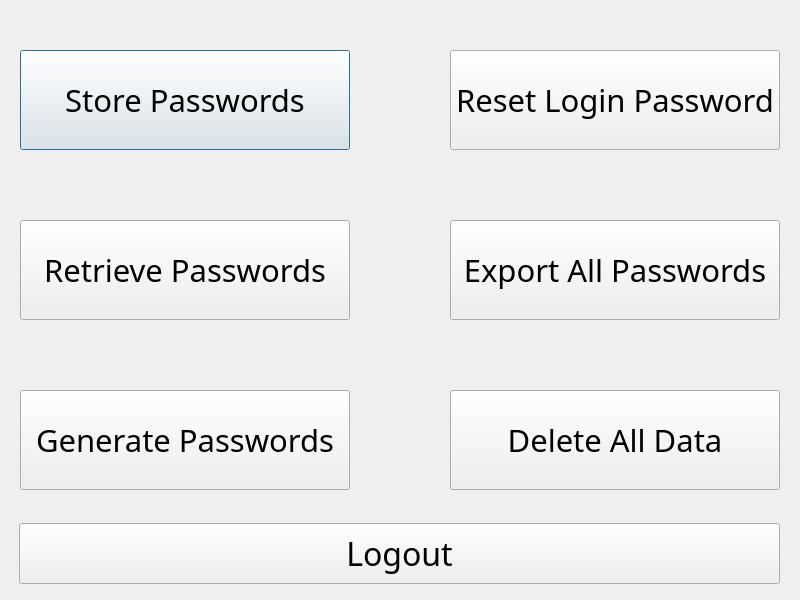
Old version of the form passwordmanagementbuttons.ui in the repository TheTallProgrammer/Password-Manager.
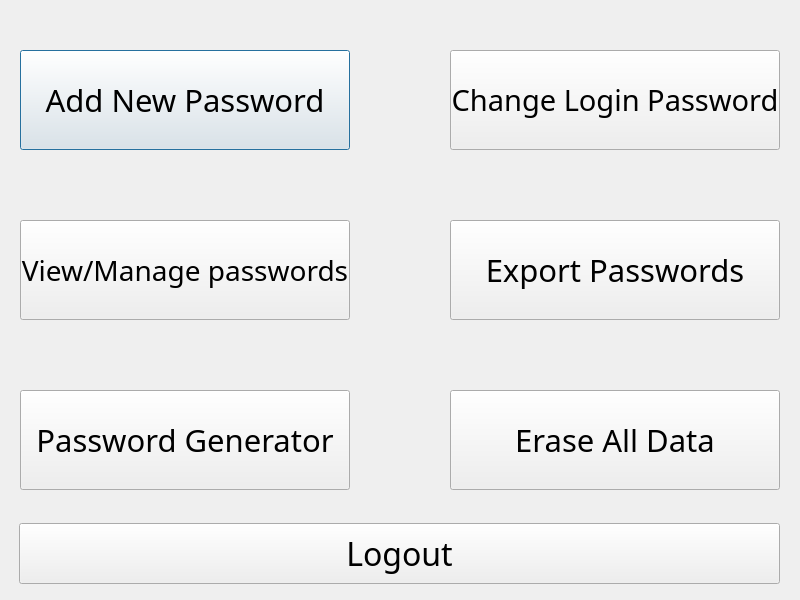
New version of the form.

Diff of the .ui file:
```diff
--- a/passwordmanagementbuttons.ui
+++ b/passwordmanagementbuttons.ui
@@ -35,7 +35,7 @@
     </font>
    </property>
    <property name="text">
-    <string>Store Passwords</string>
+    <string>Add New Password</string>
    </property>
   </widget>
   <widget class="QPushButton" name="retrievePass">
@@ -50,11 +50,11 @@
    <property name="font">
     <font>
      <family>Bahnschrift Light</family>
-     <pointsize>23</pointsize>
+     <pointsize>21</pointsize>
     </font>
    </property>
    <property name="text">
-    <string>Retrieve Passwords</string>
+    <string>View/Manage passwords</string>
    </property>
   </widget>
   <widget class="QPushButton" name="genPass">
@@ -73,7 +73,7 @@
     </font>
    </property>
    <property name="text">
-    <string>Generate Passwords</string>
+    <string>Password Generator</string>
    </property>
   </widget>
   <widget class="QPushButton" name="exportPassButton">
@@ -92,7 +92,7 @@
     </font>
    </property>
    <property name="text">
-    <string>Export All Passwords</string>
+    <string>Export Passwords</string>
    </property>
   </widget>
   <widget class="QPushButton" name="resetLoginButton">
@@ -107,11 +107,11 @@
    <property name="font">
     <font>
      <family>Bahnschrift Light</family>
-     <pointsize>23</pointsize>
+     <pointsize>22</pointsize>
     </font>
    </property>
    <property name="text">
-    <string>Reset Login Password</string>
+    <string>Change Login Password</string>
    </property>
   </widget>
   <widget class="QPushButton" name="deleteAllButton">
@@ -130,7 +130,7 @@
     </font>
    </property>
    <property name="text">
-    <string>Delete All Data</string>
+    <string>Erase All Data</string>
    </property>
   </widget>
   <widget class="QPushButton" name="logoutButton">
```
